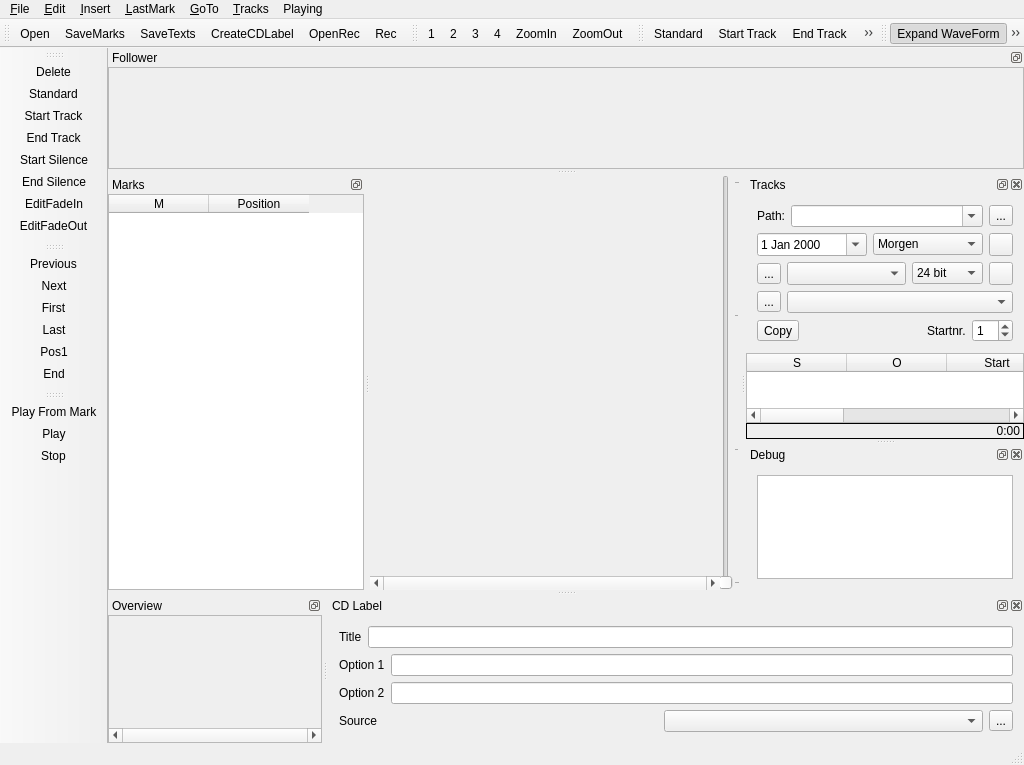
audioprog/RecMasterNCutter, file mainwindow.ui: the form before one commit.
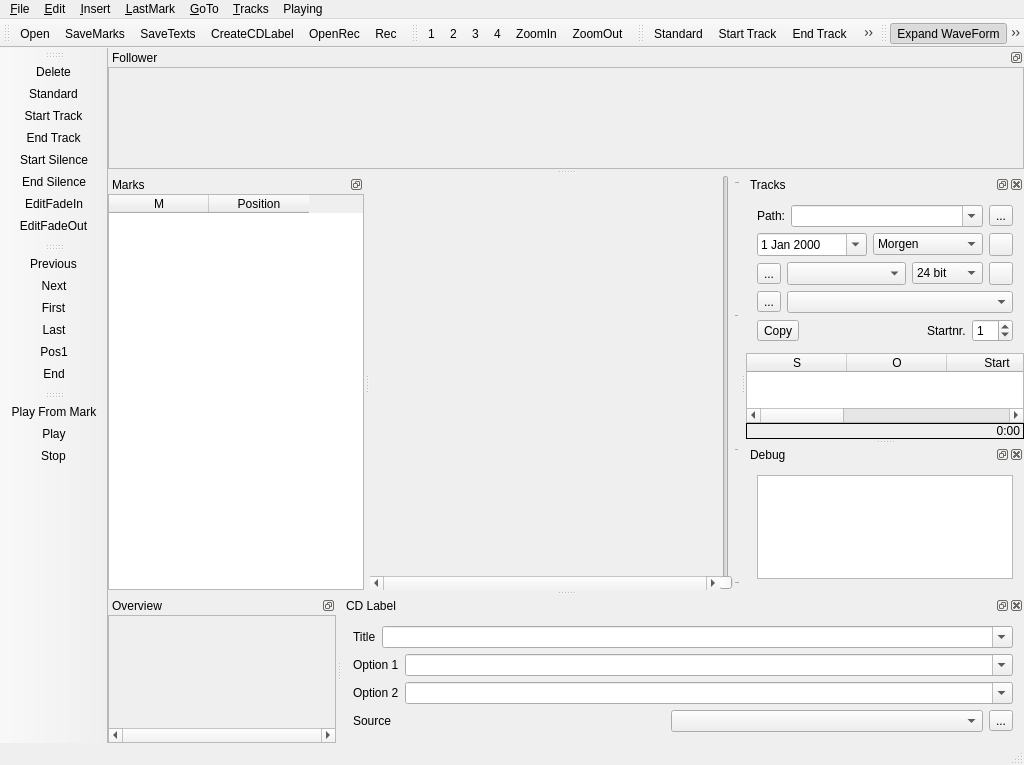
The form after the commit. Icons and pictures are not drawn. Custom widgets are drawn as their Qt base class.

```diff
--- a/mainwindow.ui
+++ b/mainwindow.ui
@@ -759,7 +759,17 @@
         </widget>
        </item>
        <item>
-        <widget class="QLineEdit" name="ledCDTitle"/>
+        <widget class="QComboBox" name="ledCDTitle">
+         <property name="sizePolicy">
+          <sizepolicy hsizetype="Expanding" vsizetype="Fixed">
+           <horstretch>0</horstretch>
+           <verstretch>0</verstretch>
+          </sizepolicy>
+         </property>
+         <property name="editable">
+          <bool>true</bool>
+         </property>
+        </widget>
        </item>
       </layout>
      </item>
@@ -773,7 +783,17 @@
         </widget>
        </item>
        <item>
-        <widget class="QLineEdit" name="ledCDOpt1"/>
+        <widget class="QComboBox" name="ledCDOpt1">
+         <property name="sizePolicy">
+          <sizepolicy hsizetype="Expanding" vsizetype="Fixed">
+           <horstretch>0</horstretch>
+           <verstretch>0</verstretch>
+          </sizepolicy>
+         </property>
+         <property name="editable">
+          <bool>true</bool>
+         </property>
+        </widget>
        </item>
       </layout>
      </item>
@@ -787,7 +807,17 @@
         </widget>
        </item>
        <item>
-        <widget class="QLineEdit" name="ledCDOpt2"/>
+        <widget class="QComboBox" name="ledCDOpt2">
+         <property name="sizePolicy">
+          <sizepolicy hsizetype="Expanding" vsizetype="Fixed">
+           <horstretch>0</horstretch>
+           <verstretch>0</verstretch>
+          </sizepolicy>
+         </property>
+         <property name="editable">
+          <bool>true</bool>
+         </property>
+        </widget>
        </item>
       </layout>
      </item>
```
Left out of the diff: 2 changed lines with no effect on the pictures.
